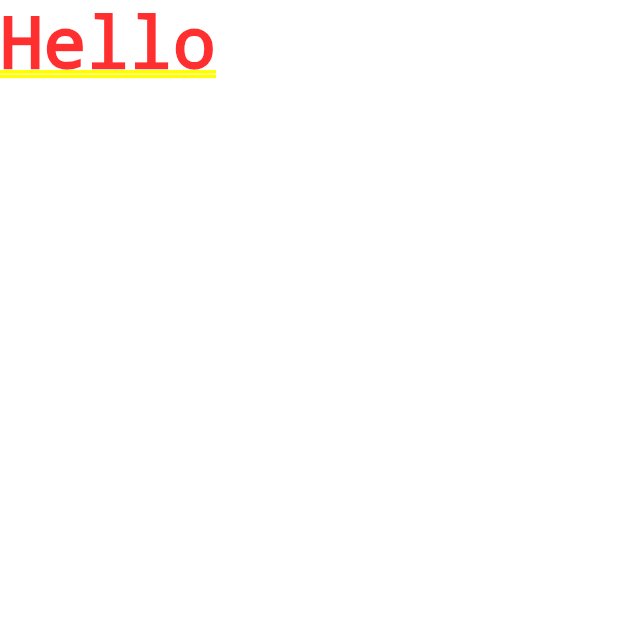
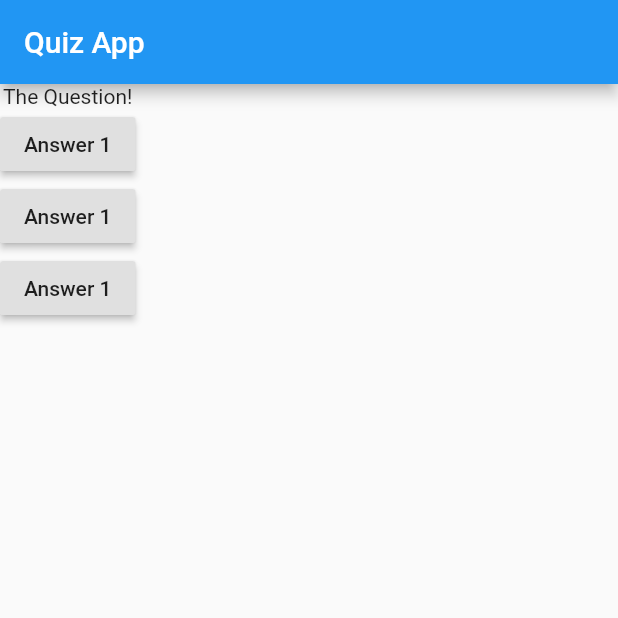
Before and after one commit to USA-ChrisRichards/flutter_quiz_app, a Flutter app: the screen it shows after launch, on a phone screen of 412 x 824 dp, the top half of it. Run offline on Flutter 3.47's test engine with Material 2 defaults, Android fonts, the phone set to English and light mode, and no system bars.

Commit message:
Scaffold, app build,  and questions logic started for quiz

```diff
--- a/lib/main.dart
+++ b/lib/main.dart
@@ -1,13 +1,39 @@
 import 'package:flutter/material.dart';
 
-void main() {
-  runApp(MyApp());
-}
+// void main() {
+//   runApp(MyApp());
+// }
+
+void main() => runApp(MyApp());
 
 class MyApp extends StatelessWidget {
+  void answerQuestion() {
+    print("Answer Chosen!");
+  }
+
+  @override
   Widget build(BuildContext context) {
+    var directions = ["Which side best represents you most of the time?"];
+    var questions = [
+      "How do you get your energy?",
+      "How do you see the world & gather information?",
+      "How do you make your decisions?",
+      "How much do you like to plan ahead?"
+    ];
     return MaterialApp(
-      home: Text('Hello'),
+      home: Scaffold(
+        appBar: AppBar(
+          title: Text("Quiz App"),
+        ),
+        body: Column(
+          children: [
+            Text("The Question!"),
+            RaisedButton(child: Text("Answer 1"), onPressed: answerQuestion),
+            RaisedButton(child: Text("Answer 1"), onPressed: answerQuestion),
+            RaisedButton(child: Text("Answer 1"), onPressed: answerQuestion),
+          ],
+        ),
+      ),
     );
   }
 }
```
